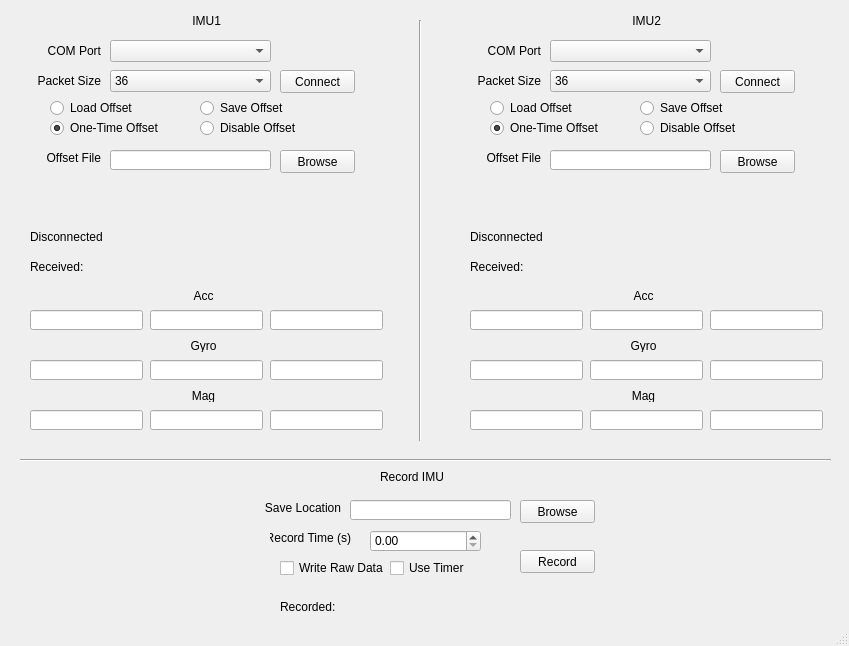
First picture: the form in recorder_double.ui, repository shiroya108/esa_imu_receiver, before the edit.
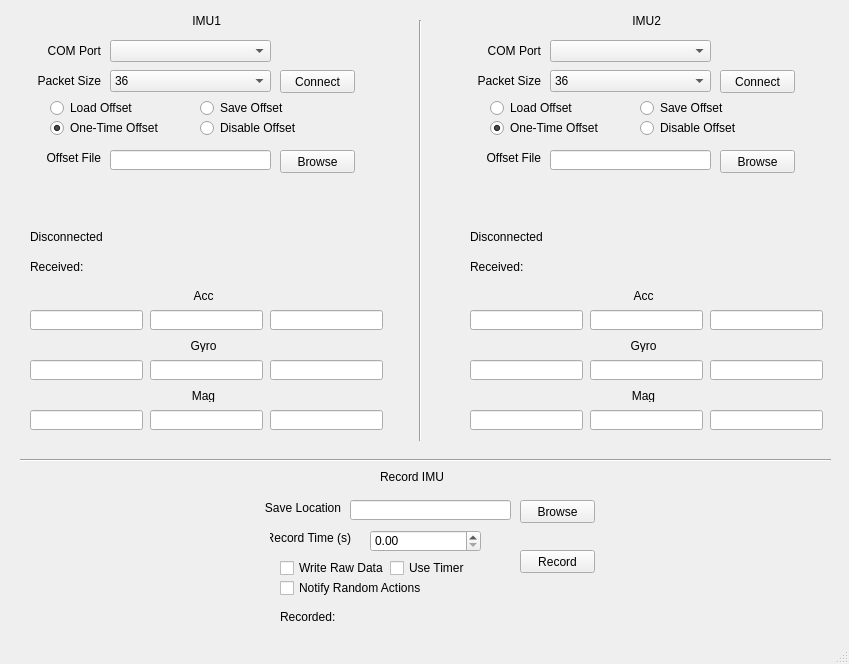
Second picture: the form after the edit.

The edit to the form file:
```diff
--- a/recorder_double.ui
+++ b/recorder_double.ui
@@ -7,7 +7,7 @@
     <x>0</x>
     <y>0</y>
     <width>849</width>
-    <height>646</height>
+    <height>664</height>
    </rect>
   </property>
   <property name="windowTitle">
@@ -430,7 +430,7 @@
     <property name="geometry">
      <rect>
       <x>280</x>
-      <y>600</y>
+      <y>610</y>
       <width>91</width>
       <height>16</height>
      </rect>
@@ -446,7 +446,7 @@
     <property name="geometry">
      <rect>
       <x>390</x>
-      <y>600</y>
+      <y>610</y>
       <width>101</width>
       <height>16</height>
      </rect>
@@ -976,6 +976,19 @@
      <enum>Qt::Vertical</enum>
     </property>
    </widget>
+   <widget class="QCheckBox" name="checkUseRandomAction">
+    <property name="geometry">
+     <rect>
+      <x>280</x>
+      <y>580</y>
+      <width>211</width>
+      <height>16</height>
+     </rect>
+    </property>
+    <property name="text">
+     <string>Notify Random Actions</string>
+    </property>
+   </widget>
   </widget>
   <widget class="QStatusBar" name="statusbar"/>
  </widget>
```
Left out of the diff: 2 changed lines with no effect on the pictures.
